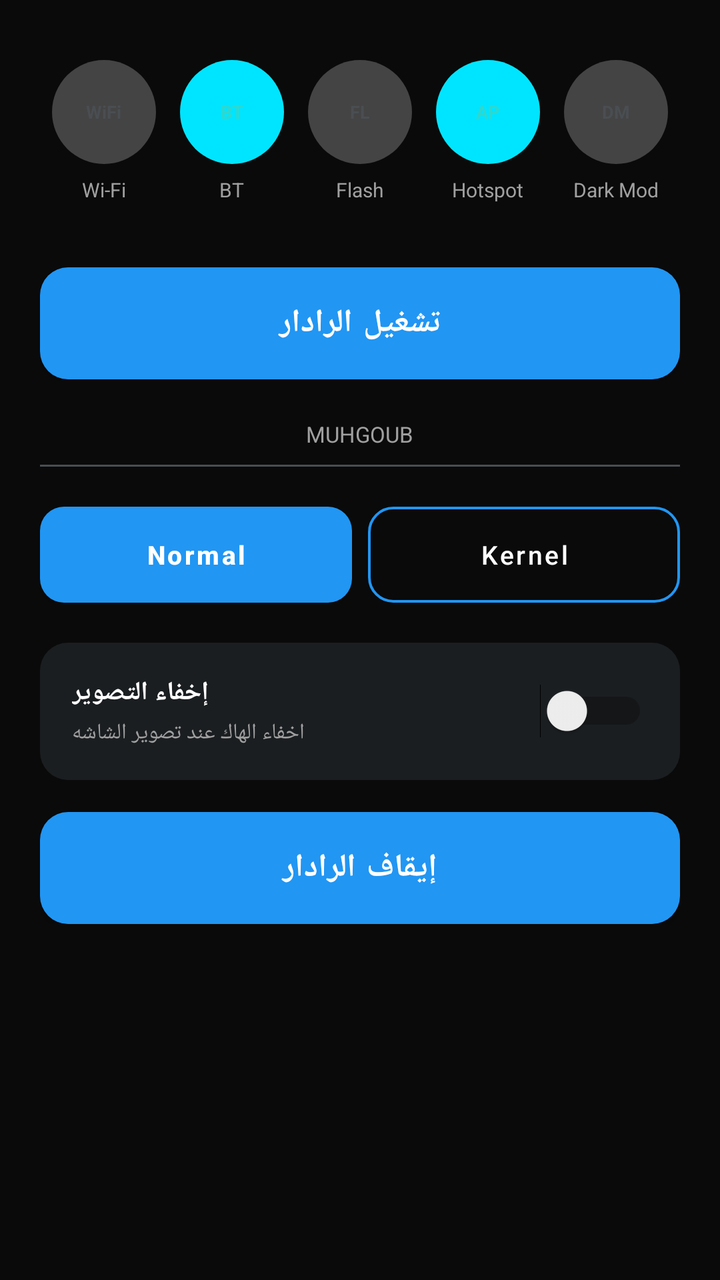
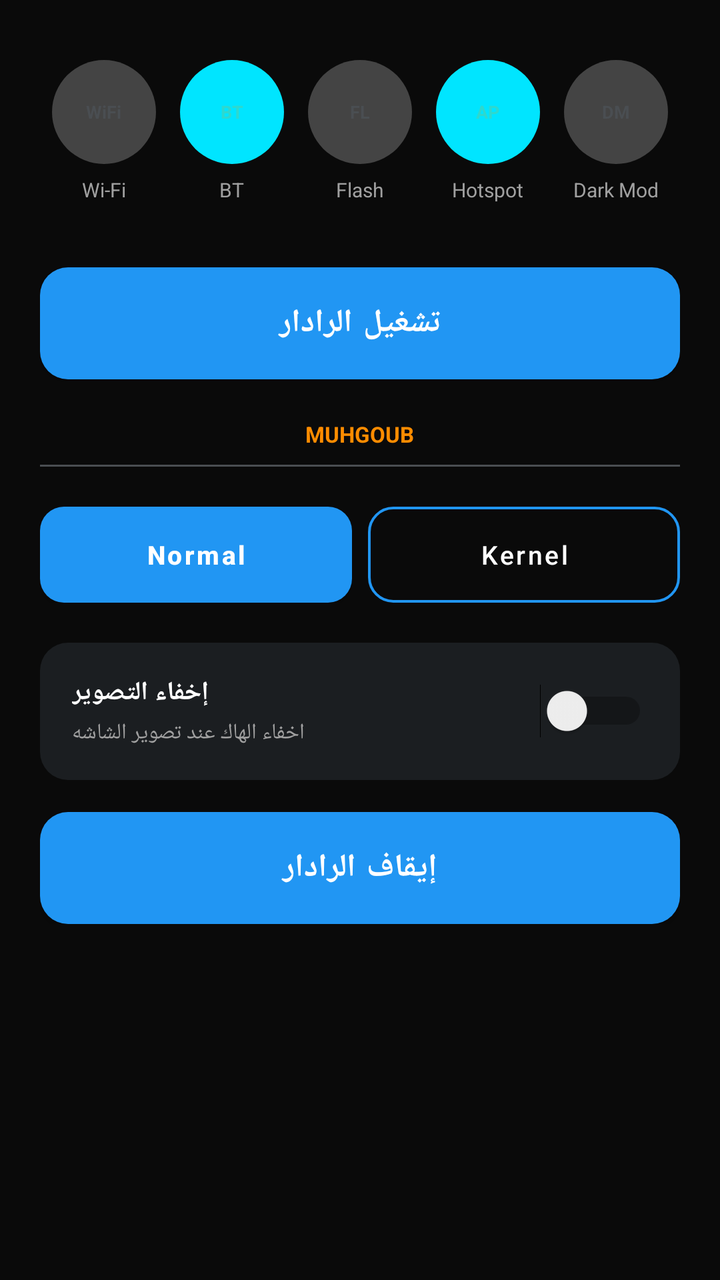

The first picture is an Android layout as it rendered before a commit; the second is the same layout after the commit. The layout source and the unified diff follow.
<!-- AndroidManifest.xml: application theme Theme.MuhgoubHUD -->
<!-- res/layout/activity_main.xml -->
<?xml version="1.0" encoding="utf-8"?>
<ScrollView xmlns:android="http://schemas.android.com/apk/res/android"
    android:layout_width="match_parent"
    android:layout_height="match_parent"
    android:background="@color/bg_dark">

    <LinearLayout
        android:layout_width="match_parent"
        android:layout_height="wrap_content"
        android:orientation="vertical"
        android:padding="20dp">

        
        <LinearLayout
            android:layout_width="match_parent"
            android:layout_height="wrap_content"
            android:layout_marginTop="10dp"
            android:orientation="horizontal"
            android:weightSum="5">

            <LinearLayout
                android:layout_width="0dp"
                android:layout_height="wrap_content"
                android:layout_weight="1"
                android:gravity="center"
                android:orientation="vertical">
                <FrameLayout
                    android:layout_width="52dp"
                    android:layout_height="52dp"
                    android:background="@drawable/bg_icon_circle_gray">
                    <TextView
                        android:layout_width="wrap_content"
                        android:layout_height="wrap_content"
                        android:layout_gravity="center"
                        android:text="WiFi"
                        android:textColor="@color/icon_circle_gray"
                        android:textSize="9sp"
                        android:textStyle="bold" />
                </FrameLayout>
                <TextView
                    android:layout_width="wrap_content"
                    android:layout_height="wrap_content"
                    android:layout_marginTop="6dp"
                    android:text="@string/tool_wifi"
                    android:textColor="@color/text_secondary"
                    android:textSize="10sp" />
            </LinearLayout>

            <LinearLayout
                android:layout_width="0dp"
                android:layout_height="wrap_content"
                android:layout_weight="1"
                android:gravity="center"
                android:orientation="vertical">
                <FrameLayout
                    android:layout_width="52dp"
                    android:layout_height="52dp"
                    android:background="@drawable/bg_icon_circle_accent">
                    <TextView
                        android:layout_width="wrap_content"
                        android:layout_height="wrap_content"
                        android:layout_gravity="center"
                        android:text="BT"
                        android:textColor="@color/cyan_accent"
                        android:textSize="9sp"
                        android:textStyle="bold" />
                </FrameLayout>
                <TextView
                    android:layout_width="wrap_content"
                    android:layout_height="wrap_content"
                    android:layout_marginTop="6dp"
                    android:text="@string/tool_bluetooth"
                    android:textColor="@color/text_secondary"
                    android:textSize="10sp" />
            </LinearLayout>

            <LinearLayout
                android:layout_width="0dp"
                android:layout_height="wrap_content"
                android:layout_weight="1"
                android:gravity="center"
                android:orientation="vertical">
                <FrameLayout
                    android:layout_width="52dp"
                    android:layout_height="52dp"
                    android:background="@drawable/bg_icon_circle_gray">
                    <TextView
                        android:layout_width="wrap_content"
                        android:layout_height="wrap_content"
                        android:layout_gravity="center"
                        android:text="FL"
                        android:textColor="@color/icon_circle_gray"
                        android:textSize="9sp"
                        android:textStyle="bold" />
                </FrameLayout>
                <TextView
                    android:layout_width="wrap_content"
                    android:layout_height="wrap_content"
                    android:layout_marginTop="6dp"
                    android:text="@string/tool_flashlight"
                    android:textColor="@color/text_secondary"
                    android:textSize="10sp" />
            </LinearLayout>

            <LinearLayout
                android:layout_width="0dp"
                android:layout_height="wrap_content"
                android:layout_weight="1"
                android:gravity="center"
                android:orientation="vertical">
                <FrameLayout
                    android:layout_width="52dp"
                    android:layout_height="52dp"
                    android:background="@drawable/bg_icon_circle_accent">
                    <TextView
                        android:layout_width="wrap_content"
                        android:layout_height="wrap_content"
                        android:layout_gravity="center"
                        android:text="AP"
                        android:textColor="@color/cyan_accent"
                        android:textSize="9sp"
                        android:textStyle="bold" />
                </FrameLayout>
                <TextView
                    android:layout_width="wrap_content"
                    android:layout_height="wrap_content"
                    android:layout_marginTop="6dp"
                    android:text="@string/tool_hotspot"
                    android:textColor="@color/text_secondary"
                    android:textSize="10sp" />
            </LinearLayout>

            <LinearLayout
                android:layout_width="0dp"
                android:layout_height="wrap_content"
                android:layout_weight="1"
                android:gravity="center"
                android:orientation="vertical">
                <FrameLayout
                    android:layout_width="52dp"
                    android:layout_height="52dp"
                    android:background="@drawable/bg_icon_circle_gray">
                    <TextView
                        android:layout_width="wrap_content"
                        android:layout_height="wrap_content"
                        android:layout_gravity="center"
                        android:text="DM"
                        android:textColor="@color/icon_circle_gray"
                        android:textSize="9sp"
                        android:textStyle="bold" />
                </FrameLayout>
                <TextView
                    android:layout_width="wrap_content"
                    android:layout_height="wrap_content"
                    android:layout_marginTop="6dp"
                    android:text="@string/tool_dark_mode"
                    android:textColor="@color/text_secondary"
                    android:textSize="10sp" />
            </LinearLayout>

        </LinearLayout>

        
        <Button
            android:id="@+id/btnLaunchPanel"
            android:layout_width="match_parent"
            android:layout_height="56dp"
            android:layout_marginTop="32dp"
            android:background="@drawable/bg_main_button"
            android:text="تشغيل الرادار"
            android:textAllCaps="false"
            android:textColor="@color/white"
            android:textSize="16sp"
            android:textStyle="bold" />

        
        <TextView
            android:id="@+id/tvKernelDisplay"
            android:layout_width="wrap_content"
            android:layout_height="wrap_content"
            android:layout_marginTop="20dp"
            android:layout_gravity="center"
            android:text="MUHGOUB"
            android:textColor="@color/text_secondary"
            android:textSize="11sp" />

        <View
            android:layout_width="match_parent"
            android:layout_height="1dp"
            android:layout_marginTop="8dp"
            android:layout_marginBottom="20dp"
            android:background="@color/icon_circle_gray" />

        
        <LinearLayout
            android:layout_width="match_parent"
            android:layout_height="wrap_content"
            android:orientation="horizontal"
            android:weightSum="2">

            <Button
                android:id="@+id/btnModeNormal"
                android:layout_width="0dp"
                android:layout_height="48dp"
                android:layout_weight="1"
                android:layout_marginEnd="8dp"
                android:background="@drawable/bg_segment_filled"
                android:text="Normal"
                android:textAllCaps="false"
                android:textColor="@color/white"
                android:textSize="13sp"
                android:textStyle="bold" />

            <Button
                android:id="@+id/btnModeTurbo"
                android:layout_width="0dp"
                android:layout_height="48dp"
                android:layout_weight="1"
                android:background="@drawable/bg_segment_outline"
                android:text="Kernel"
                android:textAllCaps="false"
                android:textColor="@color/white"
                android:textSize="13sp" />

        </LinearLayout>

        
        <LinearLayout
            android:layout_width="match_parent"
            android:layout_height="wrap_content"
            android:layout_marginTop="20dp"
            android:background="@drawable/bg_overlay_card"
            android:gravity="center_vertical"
            android:orientation="horizontal"
            android:padding="16dp">

            <LinearLayout
                android:layout_width="0dp"
                android:layout_height="wrap_content"
                android:layout_weight="1"
                android:orientation="vertical">

                <TextView
                    android:layout_width="wrap_content"
                    android:layout_height="wrap_content"
                    android:text="إخفاء التصوير"
                    android:textColor="@color/text_primary"
                    android:textSize="13sp"
                    android:textStyle="bold" />

                <TextView
                    android:layout_width="wrap_content"
                    android:layout_height="wrap_content"
                    android:layout_marginTop="4dp"
                    android:text="اخفاء الهاك عند تصوير الشاشه"
                    android:textColor="@color/text_secondary"
                    android:textSize="11sp" />

            </LinearLayout>

            <Switch
                android:id="@+id/switchPermission"
                android:layout_width="wrap_content"
                android:layout_height="wrap_content" />

        </LinearLayout>

        
        <Button
            android:id="@+id/btnStopPanel"
            android:layout_width="match_parent"
            android:layout_height="56dp"
            android:layout_marginTop="16dp"
            android:background="@drawable/bg_main_button"
            android:text="إيقاف الرادار"
            android:textAllCaps="false"
            android:textColor="@color/white"
            android:textSize="16sp"
            android:textStyle="bold" />

    </LinearLayout>

</ScrollView>
<!-- resources referenced by this layout -->
<resources>
  <color name="bg_dark">#FF0A0A0A</color>
  <color name="cyan_accent">#FF2FD8CE</color>
  <color name="icon_circle_gray">#FF4A4E52</color>
  <color name="text_primary">#FFFFFFFF</color>
  <color name="text_secondary">#FFA0A0A0</color>
  <color name="white">#FFFFFFFF</color>
  <!-- drawable bg_icon_circle_accent (drawable) -->
  <?xml version="1.0" encoding="utf-8"?>
  <shape xmlns:android="http://schemas.android.com/apk/res/android"
      android:shape="oval">
      <solid android:color="#00E5FF" />
  </shape>
  <!-- drawable bg_icon_circle_gray (drawable) -->
  <?xml version="1.0" encoding="utf-8"?>
  <shape xmlns:android="http://schemas.android.com/apk/res/android"
      android:shape="oval">
      <solid android:color="#444444" />
  </shape>
  <!-- drawable bg_main_button (drawable) -->
  <?xml version="1.0" encoding="utf-8"?>
  <shape xmlns:android="http://schemas.android.com/apk/res/android"
      android:shape="rectangle">
      <solid android:color="@color/start_blue" />
      <corners android:radius="14dp" />
  </shape>
  <!-- drawable bg_overlay_card (drawable) -->
  <?xml version="1.0" encoding="utf-8"?>
  <shape xmlns:android="http://schemas.android.com/apk/res/android"
      android:shape="rectangle">
      <solid android:color="@color/card_bg" />
      <corners android:radius="14dp" />
  </shape>
  <!-- drawable bg_segment_filled (drawable) -->
  <?xml version="1.0" encoding="utf-8"?>
  <shape xmlns:android="http://schemas.android.com/apk/res/android"
      android:shape="rectangle">
      <solid android:color="@color/teal_accent" />
      <corners android:radius="12dp" />
  </shape>
  <!-- drawable bg_segment_outline (drawable) -->
  <?xml version="1.0" encoding="utf-8"?>
  <shape xmlns:android="http://schemas.android.com/apk/res/android"
      android:shape="rectangle">
      <solid android:color="@android:color/transparent" />
      <stroke android:width="1.2dp" android:color="@color/text_secondary" />
      <corners android:radius="12dp" />
  </shape>
  <string name="tool_bluetooth">BT</string>
  <string name="tool_dark_mode">Dark Mod</string>
  <string name="tool_flashlight">Flash</string>
  <string name="tool_hotspot">Hotspot</string>
  <string name="tool_wifi">Wi-Fi</string>
  <style name="Theme.MuhgoubHUD" parent="Theme.MaterialComponents.DayNight.NoActionBar">
          <item name="colorPrimary">@color/accent</item>
          <item name="colorPrimaryDark">@color/pure_black</item>
          <item name="colorAccent">@color/cyan_accent</item>
          <item name="android:windowBackground">@color/bg_dark</item>
          <item name="android:statusBarColor">@color/pure_black</item>
          <item name="android:navigationBarColor">@color/pure_black</item>
          <item name="android:windowLightStatusBar" tools:targetApi="m">false</item>
      </style>
  <color name="start_blue">#FF4B9FD6</color>
  <color name="card_bg">#FF1B1E21</color>
  <color name="teal_accent">#FF2FD8CE</color>
  <color name="accent">#FF2196F3</color>
  <color name="pure_black">#FF000000</color>
</resources>

<!-- the commit's change to res/layout/activity_main.xml (unified diff, before → after) -->
@@ -10,7 +10,6 @@
         android:orientation="vertical"
         android:padding="20dp">
 
-        
         <LinearLayout
             android:layout_width="match_parent"
             android:layout_height="wrap_content"
@@ -160,7 +159,6 @@
 
         </LinearLayout>
 
-        
         <Button
             android:id="@+id/btnLaunchPanel"
             android:layout_width="match_parent"
@@ -181,8 +179,9 @@
             android:layout_marginTop="20dp"
             android:layout_gravity="center"
             android:text="MUHGOUB"
-            android:textColor="@color/text_secondary"
-            android:textSize="11sp" />
+            android:textColor="#FF8C00"
+            android:textSize="11sp"
+            android:textStyle="bold" />
 
         <View
             android:layout_width="match_parent"
@@ -191,7 +190,6 @@
             android:layout_marginBottom="20dp"
             android:background="@color/icon_circle_gray" />
 
-        
         <LinearLayout
             android:layout_width="match_parent"
             android:layout_height="wrap_content"
@@ -224,7 +222,6 @@
 
         </LinearLayout>
 
-        
         <LinearLayout
             android:layout_width="match_parent"
             android:layout_height="wrap_content"
@@ -265,7 +262,6 @@
 
         </LinearLayout>
 
-        
         <Button
             android:id="@+id/btnStopPanel"
             android:layout_width="match_parent"
